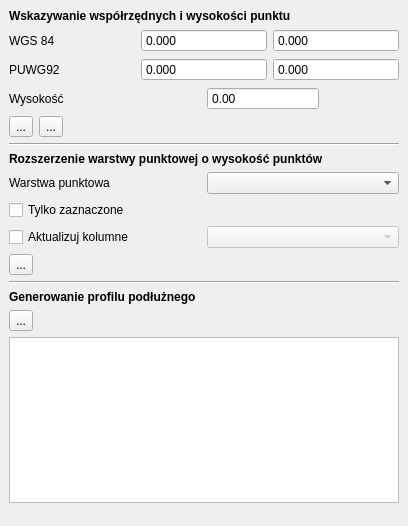
Old version of the form gugik_nmt_plugin_dockwidget_base.ui in the repository skowronskij/gugik-nmt-plugin.
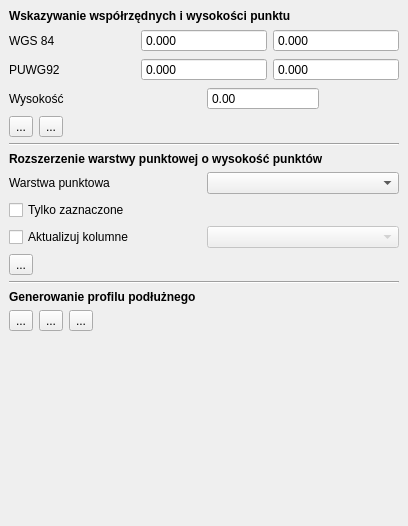
New version of the form. Custom widgets are drawn as their Qt base class.

What changed in the file:
```diff
--- a/gugik_nmt_plugin_dockwidget_base.ui
+++ b/gugik_nmt_plugin_dockwidget_base.ui
@@ -252,6 +252,8 @@
      </widget>
     </item>
     <item>
+     <layout class="QHBoxLayout" name="horizontalLayout_7">
+      <item>
      <widget class="QToolButton" name="tbMakeLine">
       <property name="text">
        <string>...</string>
@@ -259,7 +261,33 @@
      </widget>
     </item>
     <item>
-     <widget class="QGraphicsView" name="graphicsView"/>
+       <widget class="QToolButton" name="tbShowChart">
+        <property name="text">
+         <string>...</string>
+        </property>
+       </widget>
+      </item>
+      <item>
+       <widget class="QToolButton" name="tbExportCsv">
+        <property name="text">
+         <string>...</string>
+        </property>
+       </widget>
+      </item>
+      <item>
+       <spacer name="horizontalSpacer_2">
+        <property name="orientation">
+         <enum>Qt::Horizontal</enum>
+        </property>
+        <property name="sizeHint" stdset="0">
+         <size>
+          <width>40</width>
+          <height>20</height>
+         </size>
+        </property>
+       </spacer>
+      </item>
+     </layout>
     </item>
     <item>
      <spacer name="verticalSpacer">
```
Left out of the diff: 2 changed lines with no effect on the pictures. Lines whose indentation alone changed are shown as unchanged.
